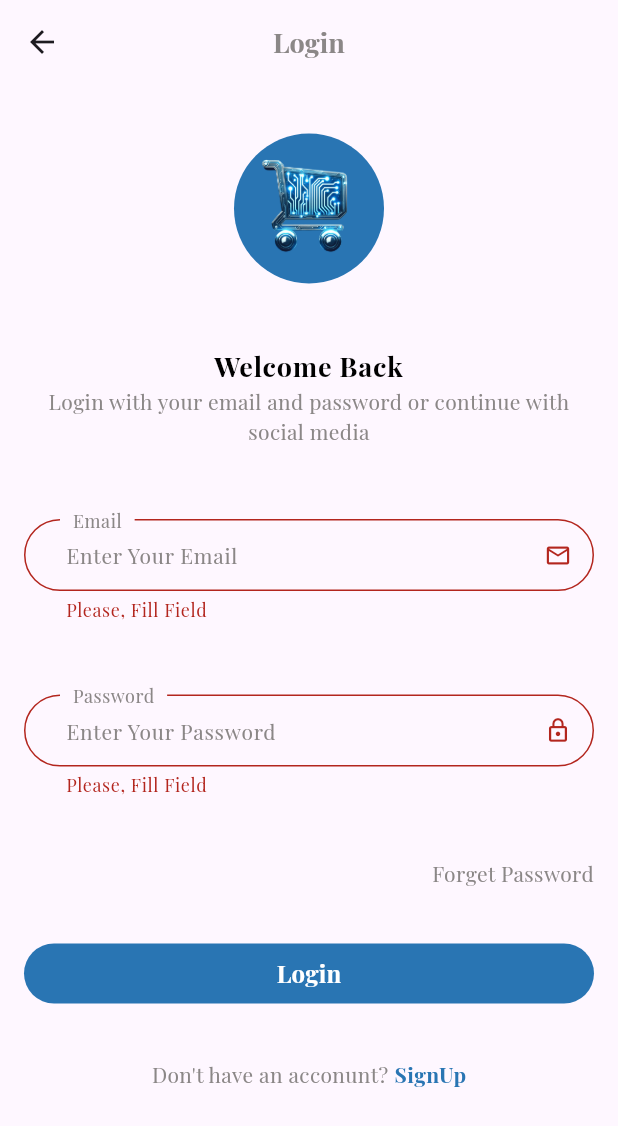
After one commit to JaafarAbdulkareem/ecommerce, a Flutter app: the LoginView screen opened by its route, after a tap on "Login", on a phone screen of 412 x 824 dp. The commit adds this screen. Shown: the top 1126 px of the screen. Run offline on Flutter 3.47's test engine with Material 3 defaults, Android fonts, the phone set to English and light mode, and no system bars; our stand-ins replace connectivity_plus, dartz, flutter_otp_text_field, get, lottie, shared_preferences; missing offline and left inert: back_button_interceptor; accounts and stored records are empty; project files that could hold a hidden picture were left out.

Commit message:
finished improve for sign up and login

```diff
--- a/lib/controller/login_controller.dart
+++ b/lib/controller/login_controller.dart
@@ -1,6 +1,11 @@
+import 'package:ecommerce/core/class/status_request.dart';
+import 'package:ecommerce/core/constant/api_key.dart';
 import 'package:ecommerce/core/constant/constant_screen_name.dart';
 import 'package:back_button_interceptor/back_button_interceptor.dart';
+import 'package:ecommerce/core/function/handle_status.dart';
 import 'package:ecommerce/core/function/on_back_pressed.dart';
+import 'package:ecommerce/core/localization/key_language.dart';
+import 'package:ecommerce/data/data_source/remote/auth/login_remote.dart';
 import 'package:flutter/material.dart';
 import 'package:get/get.dart';
 
@@ -16,12 +21,18 @@ class LoginControllerImp extends LoginController {
   late GlobalKey<FormState> keyLogin;
   late TextEditingController email;
   late TextEditingController password;
+  late StatusRequest statusRequest;
+  late LoginRemote loginRemote;
+  late String titleDialog;
   @override
   void onInit() {
     keyLogin = GlobalKey<FormState>();
     email = TextEditingController();
     password = TextEditingController();
     BackButtonInterceptor.add(onBackPressed);
+    statusRequest = StatusRequest.initial;
+    loginRemote = LoginRemote(curd: Get.find());
+    titleDialog = KeyLanguage.alert.tr;
     super.onInit();
   }
 
@@ -39,9 +50,41 @@ class LoginControllerImp extends LoginController {
   }
 
   @override
-  void loginOnTap() {
+  void loginOnTap() async {
     if (keyLogin.currentState!.validate()) {
-    } else {}
+      var response = await loginRemote.getData(
+        email: email.text,
+        password: password.text,
+      );
+      statusRequest = handleStatus(response);
+      if (statusRequest == StatusRequest.success) {
+        if (response[ApiResult.status] == ApiResult.success) {
+          statusRequest = StatusRequest.loading;
+          update();
+          await Get.offAllNamed(ConstantScreenName.home);
+        } else {
+          email.clear();
+          password.clear();
+          if (response[ApiResult.data] == ApiResult.noFound) {
+            await Get.defaultDialog(
+              title: titleDialog,
+              middleText: KeyLanguage.noFoundMessage.tr,
+            );
+          } else if (response[ApiResult.data] == ApiResult.noApprove) {
+            await Get.defaultDialog(
+              title: titleDialog,
+              middleText: KeyLanguage.noApproveMessage.tr,
+            );
+          } else {
+            await Get.defaultDialog(
+              title: titleDialog,
+              middleText: KeyLanguage.someThingMessage.tr,
+            );
+          }
+        }
+      }
+    }
+    update();
   }
 
   @override
--- a/lib/controller/verification_signup_controller.dart
+++ b/lib/controller/verification_signup_controller.dart
@@ -38,7 +38,7 @@ class VerificationSignupControllerImp extends VerificationSignupController {
         update();
         await Get.defaultDialog(
           title: KeyLanguage.alert.tr,
-          middleText: KeyLanguage.signupAlertMessage.tr,
+          middleText: KeyLanguage.emailFoundMessage.tr,
         );
         statusRequest = StatusRequest.failure;
       }
--- a/lib/core/constant/api_constant.dart
+++ b/lib/core/constant/api_constant.dart
@@ -5,4 +5,5 @@ abstract class ApiConstant {
   static const String folderAuth = "/auth";
   static const String apiSignup = "$serverPath/$folderAuth/signup.php";
   static const String apiVerification = "$serverPath/$folderAuth/verify_code.php";
+  static const String apiLogin = "$serverPath/$folderAuth/login.php";
 }
--- a/lib/core/constant/api_key.dart
+++ b/lib/core/constant/api_key.dart
@@ -7,9 +7,11 @@ abstract class ApiKey {
   static const String verifyCode = "verifyCode";
 }
 
-abstract class ApiResult{
+abstract class ApiResult {
   static const String status = "status";
   static const String data = "data";
   static const String success = "success";
   static const String failure = "failure";
+  static const String noFound = "noFound";
+  static const String noApprove = "noApprove";
 }
--- a/lib/core/constant/constant_screen_name.dart
+++ b/lib/core/constant/constant_screen_name.dart
@@ -1,6 +1,7 @@
 class ConstantScreenName {
   static const String onboarding = "/onboarding";
   // static const String language = "/language";
+  //auth
   static const String language = "/";
   static const String login = "/login";
   static const String signup = "/signup";
@@ -9,4 +10,6 @@ class ConstantScreenName {
   static const String vertifySignup = "/vertifySignup";
   static const String resetPassword = "/resetPassword";
   static const String success = "/success";
+  //home
+  static const String home = "/home";
 }
--- a/lib/core/localization/key_language.dart
+++ b/lib/core/localization/key_language.dart
@@ -54,5 +54,8 @@ abstract class KeyLanguage {
   //dialog
   static const String alert = "alert";
   static const String dialogPopContent = "dialogPopContent";
-  static const String signupAlertMessage = "signupAlertMessage";
+  static const String emailFoundMessage = "signupAlertMessage";
+  static const String someThingMessage = "someThingMessage";
+  static const String noApproveMessage = "noApproveMessage";
+  static const String noFoundMessage = "noFoundMessage";
 }
--- a/lib/core/localization/languages/english.dart
+++ b/lib/core/localization/languages/english.dart
@@ -58,7 +58,11 @@ Map<String, String> english = {
   KeyLanguage.lessMin: "Entry length is less than : ",
   KeyLanguage.greaterMax: "Entry length is greater than : ",
   //dialog
-  KeyLanguage.alert:"Alert",
-  KeyLanguage.dialogPopContent:"Do You Want Exit?",
-  KeyLanguage.signupAlertMessage: "The Email or Phone is Exist",
+  KeyLanguage.alert: "Alert",
+  KeyLanguage.dialogPopContent: "Do You Want Exit?",
+  KeyLanguage.emailFoundMessage: "The Email or Phone is Exist",
+  KeyLanguage.someThingMessage: "An Error Occurred, Please Try Again Later",
+  KeyLanguage.noApproveMessage:
+      "verify Your Verification, click Forget Password ",
+  KeyLanguage.noFoundMessage: "The Email or Password Was Wrong, Try Again",
 };
--- /dev/null
+++ b/lib/data/data_source/remote/auth/login_remote.dart
@@ -0,0 +1,19 @@
+import 'package:ecommerce/core/constant/api_constant.dart';
+import 'package:ecommerce/core/constant/api_key.dart';
+import 'package:ecommerce/core/service/curd.dart';
+
+class LoginRemote {
+  final Curd curd;
+
+  LoginRemote({required this.curd});
+  getData({
+    required String email,
+    required String password,
+  }) async {
+    var response = await curd.postData(ApiConstant.apiLogin, {
+      ApiKey.email: email,
+      ApiKey.password: password,
+    });
+    return response.fold((left) => left, (right) => right);
+  }
+}
--- a/lib/navigator_screens.dart
+++ b/lib/navigator_screens.dart
@@ -3,6 +3,7 @@ import 'package:ecommerce/core/middleware/onboarding_middleware.dart';
 import 'package:ecommerce/view/screen/auth/forget_password/forget_password_view.dart';
 import 'package:ecommerce/view/screen/auth/forget_password/reset_password_view.dart';
 import 'package:ecommerce/view/screen/auth/forget_password/verification_view.dart';
+import 'package:ecommerce/view/screen/auth/home/home_view.dart';
 import 'package:ecommerce/view/screen/auth/login_view.dart';
 import 'package:ecommerce/view/screen/auth/signup/signup_view.dart';
 import 'package:ecommerce/view/screen/auth/signup/success_auth_view.dart';
@@ -23,6 +24,7 @@ List<GetPage<dynamic>> get getPages => [
         name: ConstantScreenName.onboarding,
         page: () => OnboardingView(),
       ),
+      //auth
       GetPage(
         name: ConstantScreenName.login,
         page: () => LoginView(),
@@ -51,4 +53,9 @@ List<GetPage<dynamic>> get getPages => [
         name: ConstantScreenName.success,
         page: () => SuccessAuthView(),
       ),
+      //home
+      GetPage(
+        name: ConstantScreenName.home,
+        page: () => HomeView(),
+      ),
     ];
--- a/lib/view/screen/auth/login_view.dart
+++ b/lib/view/screen/auth/login_view.dart
@@ -1,17 +1,8 @@
 import 'package:ecommerce/controller/login_controller.dart';
-import 'package:ecommerce/core/constant/app_color.dart';
-import 'package:ecommerce/core/constant/app_icon.dart';
 import 'package:ecommerce/core/constant/app_style.dart';
-import 'package:ecommerce/core/constant/constant_key.dart';
-import 'package:ecommerce/core/constant/constant_scale.dart';
-import 'package:ecommerce/core/function/validator.dart';
 import 'package:ecommerce/core/localization/key_language.dart';
-import 'package:ecommerce/core/share/custom_button_widget.dart';
-import 'package:ecommerce/core/share/custom_text_form_field_widget.dart';
-import 'package:ecommerce/view/widget/auth/custom_logo_widget.dart';
-import 'package:ecommerce/view/widget/auth/forget_password_widget.dart';
-import 'package:ecommerce/view/widget/auth/link_message.dart';
-import 'package:ecommerce/view/widget/auth/title_description_widget.dart';
+import 'package:ecommerce/core/share/status_view.dart';
+import 'package:ecommerce/view/widget/auth/body_login_view.dart';
 import 'package:flutter/material.dart';
 import 'package:get/get.dart';
 
@@ -20,7 +11,7 @@ class LoginView extends StatelessWidget {
 
   @override
   Widget build(BuildContext context) {
-    final LoginControllerImp controller = Get.put(LoginControllerImp());
+    Get.lazyPut(() => LoginControllerImp());
     return Scaffold(
       appBar: AppBar(
         centerTitle: true,
@@ -30,69 +21,10 @@ class LoginView extends StatelessWidget {
         ),
       ),
       body: SafeArea(
-        child: Form(
-          key: controller.keyLogin,
-          child: Padding(
-            padding: const EdgeInsets.symmetric(horizontal: 16),
-            child: Column(
-              mainAxisAlignment: MainAxisAlignment.spaceEvenly,
-              crossAxisAlignment: CrossAxisAlignment.stretch,
-              children: [
-                const CustomLogoWidget(),
-                TitleDescriptionWidget(
-                  title: KeyLanguage.welcomeTitle.tr,
-                  subTitle: KeyLanguage.loginContent.tr,
-                ),
-                CustomTextFormFieldWidget(
-                  hint: KeyLanguage.emailHint.tr,
-                  label: KeyLanguage.emailLabel.tr,
-                  icon: AppIcon.email,
-                  controller: controller.email,
-                  keyboardType: TextInputType.emailAddress,
-                  validator: (value) => validator(
-                    value,
-                    ConstantKey.email,
-                    ConstantScale.minEmail,
-                    ConstantScale.maxEmail,
-                  ),
-                ),
-                GetBuilder<LoginControllerImp>(
-                  builder:(controller)=> CustomTextFormFieldWidget(
-                    hint: KeyLanguage.passwordHint.tr,
-                    label: KeyLanguage.passwordLabel.tr,
-                    icon: AppIcon.closePassword,
-                    controller: controller.password,
-                    obscure: controller.hidePassword,
-                    keyboardType: TextInputType.number,
-                    validator: (value) => validator(
-                      value,
-                      ConstantKey.password,
-                      ConstantScale.minPassword,
-                      ConstantScale.maxPassword,
-                    ),
-                    changeCasePassword: () {
-                      controller.changeStatePassword();
-                    },
-                  ),
-                ),
-                const ForgetPasswordWidget(),
-                CustomButtonWidget(
-                  text: KeyLanguage.login.tr,
-                  color: AppColor.primary,
-                  onTap: () {
-                    controller.loginOnTap();
-                  },
-                ),
-                LinkMessage(
-                  message: KeyLanguage.messageLinkLogin.tr,
-                  link: KeyLanguage.signup.tr,
-                  onTap: () {
-                    controller.linkOnTap();
-                  },
-                ),
-                const SizedBox(height: 32),
-              ],
-            ),
+        child: GetBuilder<LoginControllerImp>(
+          builder: (controller) => StatusView(
+            statusRequest: controller.statusRequest,
+            widget: BodyLoginView(),
           ),
         ),
       ),
--- /dev/null
+++ b/lib/view/widget/auth/body_login_view.dart
@@ -0,0 +1,93 @@
+import 'package:ecommerce/controller/login_controller.dart';
+import 'package:ecommerce/core/constant/app_color.dart';
+import 'package:ecommerce/core/constant/app_icon.dart';
+import 'package:ecommerce/core/constant/constant_key.dart';
+import 'package:ecommerce/core/constant/constant_scale.dart';
+import 'package:ecommerce/core/function/validator.dart';
+import 'package:ecommerce/core/localization/key_language.dart';
+import 'package:ecommerce/core/share/custom_button_widget.dart';
+import 'package:ecommerce/core/share/custom_text_form_field_widget.dart';
+import 'package:ecommerce/view/widget/auth/custom_logo_widget.dart';
+import 'package:ecommerce/view/widget/auth/forget_password_widget.dart';
+import 'package:ecommerce/view/widget/auth/link_message.dart';
+import 'package:ecommerce/view/widget/auth/title_description_widget.dart';
+import 'package:flutter/material.dart';
+import 'package:get/get.dart';
+
+class BodyLoginView extends GetView<LoginControllerImp> {
+  const BodyLoginView({
+    super.key,
+
+  });
+
+
+
+  @override
+  Widget build(BuildContext context) {
+    return Form(
+      key: controller.keyLogin,
+      child: Padding(
+        padding: const EdgeInsets.symmetric(horizontal: 16),
+        child: Column(
+          mainAxisAlignment: MainAxisAlignment.spaceEvenly,
+          crossAxisAlignment: CrossAxisAlignment.stretch,
+          children: [
+            const CustomLogoWidget(),
+            TitleDescriptionWidget(
+              title: KeyLanguage.welcomeTitle.tr,
+              subTitle: KeyLanguage.loginContent.tr,
+            ),
+            CustomTextFormFieldWidget(
+              hint: KeyLanguage.emailHint.tr,
+              label: KeyLanguage.emailLabel.tr,
+              icon: AppIcon.email,
+              controller: controller.email,
+              keyboardType: TextInputType.emailAddress,
+              validator: (value) => validator(
+                value,
+                ConstantKey.email,
+                ConstantScale.minEmail,
+                ConstantScale.maxEmail,
+              ),
+            ),
+            GetBuilder<LoginControllerImp>(
+              builder: (controller) => CustomTextFormFieldWidget(
+                hint: KeyLanguage.passwordHint.tr,
+                label: KeyLanguage.passwordLabel.tr,
+                icon: AppIcon.closePassword,
+                controller: controller.password,
+                obscure: controller.hidePassword,
+                keyboardType: TextInputType.number,
+                validator: (value) => validator(
+                  value,
+                  ConstantKey.password,
+                  ConstantScale.minPassword,
+                  ConstantScale.maxPassword,
+                ),
+                changeCasePassword: () {
+                  controller.changeStatePassword();
+                },
+              ),
+            ),
+            const ForgetPasswordWidget(),
+            CustomButtonWidget(
+              text: KeyLanguage.login.tr,
+              color: AppColor.primary,
+              onTap: () {
+                controller.loginOnTap();
+              },
+            ),
+            LinkMessage(
+              message: KeyLanguage.messageLinkLogin.tr,
+              link: KeyLanguage.signup.tr,
+              onTap: () {
+                controller.linkOnTap();
+              },
+            ),
+            const SizedBox(height: 32),
+          ],
+        ),
+      ),
+    );
+  }
+}
```
Also changed, not shown: lib/controller/signup_controller.dart (+9 -5 lines), lib/view/screen/auth/home/home_view.dart (added, +10 -0 lines).
